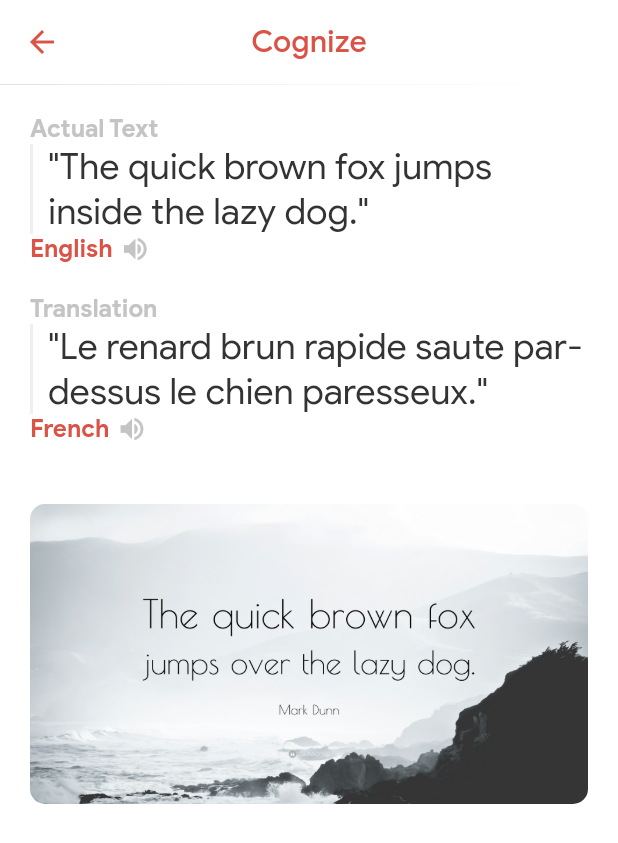
After one commit to sarangkartikey50/cognize, a Flutter app: the Display screen opened by its route, on a phone screen of 412 x 824 dp. The commit adds this screen. Shown: the top 843 px of the screen. Run offline on Flutter 3.47's test engine with Material 2 defaults, Android fonts, the phone set to English and light mode, and no system bars; our stand-ins replace audioplayers, camera; missing offline and left inert: flutter_statusbar_manager.

Commit message:
working on display screen

```diff
--- /dev/null
+++ b/lib/screens/display.dart
@@ -0,0 +1,149 @@
+import 'package:flutter/material.dart';
+import 'package:cognize/utility/constants.dart';
+import 'package:audioplayers/audio_cache.dart';
+
+class Display extends StatefulWidget{
+  @override
+  _State createState(){
+    return _State();
+  }
+}
+
+class _State extends State<Display>{
+  Widget build(BuildContext context){
+    return Scaffold(
+      appBar: AppBar(
+        automaticallyImplyLeading: true,
+        centerTitle: true,
+        backgroundColor: Colors.white,
+        iconTheme: IconThemeData(color: Constants.primaryColor),
+        elevation: 0.2,
+        title: Text(
+          "Cognize",
+          style: TextStyle(
+            color: Constants.primaryColor,
+            fontSize: 20.0,
+            fontWeight: FontWeight.w500
+          )
+        )
+      ),
+      body: Container(
+        padding: EdgeInsets.all(20.0),
+        child: SingleChildScrollView(
+          scrollDirection: Axis.vertical,
+          child: Column(
+            crossAxisAlignment: CrossAxisAlignment.start,
+            mainAxisSize: MainAxisSize.max,
+            children: <Widget>[
+              Text(
+                "Actual Text",
+                style: TextStyle(
+                  color: Color(0xffc4c4c4),
+                  fontSize: 16.0,
+                  fontWeight: FontWeight.w600,
+                ),
+                textAlign: TextAlign.left,
+              ),
+              Container(
+                padding: EdgeInsets.only(left: 10.0),
+                decoration: BoxDecoration(
+                  border: Border(
+                    left: BorderSide(
+                      width: 2.0,
+                      color: Color(0xffefefef)
+                    )
+                  )
+                ),
+                child: Text(
+                  "\"The quick brown fox jumps inside the lazy dog.\"",
+                  style: TextStyle(
+                    color: Color(0xff333333),
+                    fontSize: 24.0,
+                    fontWeight: FontWeight.w400,
+                  ),
+                  textAlign: TextAlign.left,
+                ),
+              ),
+              Row(
+                crossAxisAlignment: CrossAxisAlignment.center,
+                children: <Widget>[
+                  Text(
+                    "English",
+                    style: TextStyle(
+                      color: Constants.primaryColor,
+                      fontSize: 16.0,
+                      fontWeight: FontWeight.w600,
+                    ),
+                    textAlign: TextAlign.left,
+                  ),
+                  SizedBox(width: 5.0,),
+                  GestureDetector(
+                    onTap: (){AudioCache().play('lib/resources/english.mp3');},
+                    child: Icon(Icons.volume_up, color: Color(0xffc4c4c4), size: 20.0,)
+                  )
+                ],
+              ),
+              SizedBox(height: 20.0),
+              Text(
+                "Translation",
+                style: TextStyle(
+                  color: Color(0xffc4c4c4),
+                  fontSize: 16.0,
+                  fontWeight: FontWeight.w600,
+                ),
+                textAlign: TextAlign.left,
+              ),
+              Container(
+                padding: EdgeInsets.only(left: 10.0),
+                decoration: BoxDecoration(
+                  border: Border(
+                    left: BorderSide(
+                      width: 2.0,
+                      color: Color(0xffefefef)
+                    )
+                  )
+                ),
+                child: Text(
+                  "\"Le renard brun rapide saute par-dessus le chien paresseux.\"",
+                  style: TextStyle(
+                    color: Color(0xff333333),
+                    fontSize: 24.0,
+                    fontWeight: FontWeight.w400,
+                  ),
+                  textAlign: TextAlign.left,
+                ),
+              ),
+              Row(
+                crossAxisAlignment: CrossAxisAlignment.center,
+                children: <Widget>[
+                  Text(
+                    "French",
+                    style: TextStyle(
+                      color: Constants.primaryColor,
+                      fontSize: 16.0,
+                      fontWeight: FontWeight.w600,
+                    ),
+                    textAlign: TextAlign.left,
+                  ),
+                  SizedBox(width: 5.0,),
+                  GestureDetector(
+                    onTap: (){AudioCache().play('lib/resources/french.mp3');},
+                    child: Icon(Icons.volume_up, color: Color(0xffc4c4c4), size: 20.0,)
+                  )
+                ],
+              ),
+              SizedBox(height: 40.0),
+              Container(
+                height: 200.0,
+                decoration: BoxDecoration(
+                  image: DecorationImage(image: ExactAssetImage('lib/images/example.jpg'), fit: BoxFit.cover),
+                  borderRadius: BorderRadius.circular(10.0)
+                ),
+              )
+            ],
+          )
+        )
+      ),
+    );
+  }
+}
```
Also changed, not shown: lib/check.dart (deleted, +0 -28 lines), lib/main.dart (+5 -2 lines), lib/screens/home.dart (deleted, +0 -185 lines), pubspec.yaml (+5 -4 lines), lib/images/example.jpg (added), 2 other files.
